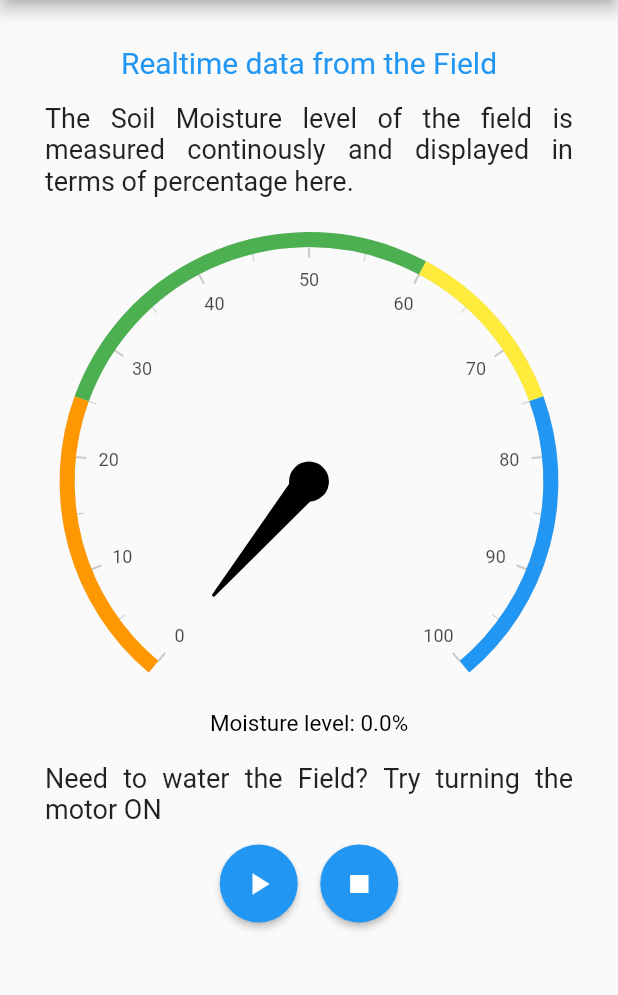
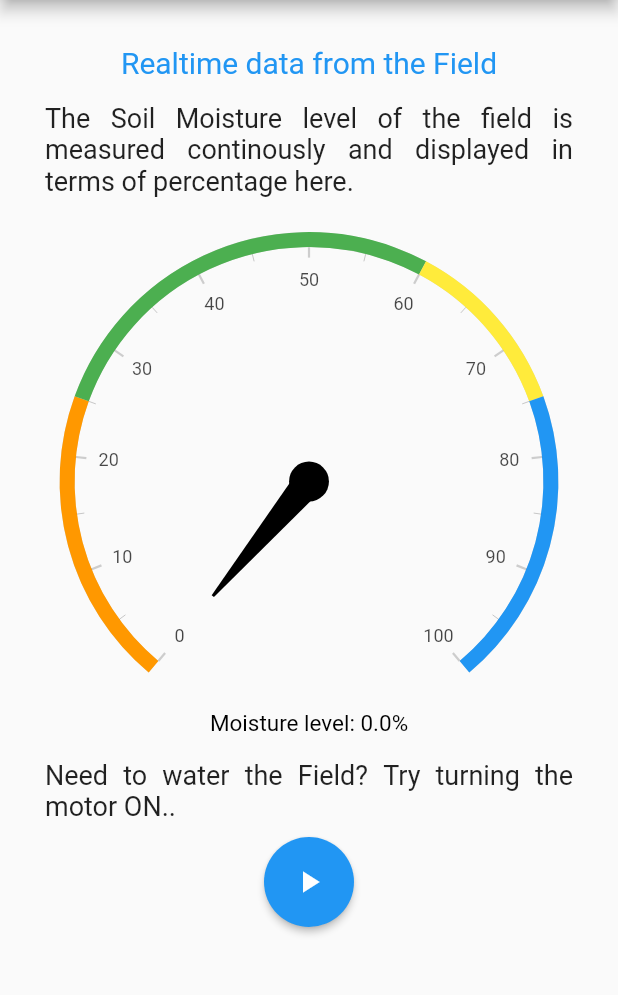
Before and after one commit to Maheash/SIMS, a Flutter app: the SoilMoisture screen opened directly, on a phone screen of 412 x 824 dp, the part 84-1079 px from its top. Run offline on Flutter 3.47's test engine with Material 2 defaults, Android fonts, the phone set to English and light mode, and no system bars; drawn by our look-alikes of syncfusion_flutter_gauges; our stand-ins replace cloud_firestore, firebase_auth, firebase_core, firebase_database, fluttertoast; accounts and stored records are empty.

Commit message:
added on/off toggle buttons

```diff
--- a/sims_app/lib/UI/screens/soil_moisture.dart
+++ b/sims_app/lib/UI/screens/soil_moisture.dart
@@ -24,6 +24,8 @@ class SoilMoisture extends StatefulWidget {
 }
 
 class _SoilMoistureState extends State<SoilMoisture> {
+  bool isOn = false;
+  late Function currentFunction;
   final GlobalKey<ScaffoldState> _scaffoldKey = GlobalKey<ScaffoldState>();
   bool loading = false;
   final auth = FirebaseAuth.instance;
@@ -48,27 +50,29 @@ class _SoilMoistureState extends State<SoilMoisture> {
   }
 
   void turnOnRelay() async {
-    // var url = Uri.parse('http://192.168.1.34:80/on');
-    // var response = await http.get(url);
-    // debugPrint('Response status: ${response.statusCode}');
-    // debugPrint('Response body: ${response.body}');
+    var url = Uri.parse('http://192.168.1.34:80/on');
+    var response = await http.get(url);
+    debugPrint('Response status: ${response.statusCode}');
+    debugPrint('Response body: ${response.body}');
 
     Utils().successMessage("Motor On");
   }
 
   void turnOffRelay() async {
-    // var url = Uri.parse('http://192.168.1.34:80/off');
-    // var response = await http.get(url as Uri);
-    // debugPrint('Response status: ${response.statusCode}');
-    // debugPrint('Response body: ${response.body}');
+    var url = Uri.parse('http://192.168.1.34:80/off');
+    var response = await http.get(url as Uri);
+    debugPrint('Response status: ${response.statusCode}');
+    debugPrint('Response body: ${response.body}');
     Utils().toastMessage("Motor Off");
   }
 
-  // void addData(){
-  //   FirebaseFirestore.instance
-  //       .collection(UserId)
-  //       .add({'Soil Moisture': soilMoisture, 'Timestamp': DateTime.now()});
-  // }
+  void toggleButton() {
+    setState(() {
+      isOn = !isOn;
+    });
+
+    isOn ? turnOnRelay() : turnOffRelay();
+  }
 
   @override
   Widget build(BuildContext context) {
@@ -188,39 +192,29 @@ class _SoilMoistureState extends State<SoilMoisture> {
                 }
               },
             )),
-            SizedBox(height: 12),
+            SizedBox(height: 10),
             Text(
-              "Need to water the Field? Try turning the motor ON",
+              "Need to water the Field? Try turning the motor ON..",
               textAlign: TextAlign.justify,
               style: TextStyle(fontSize: 18),
             ),
-            SizedBox(height: 13),
+            SizedBox(height: 10),
             Row(
               mainAxisAlignment: MainAxisAlignment.center,
               children: [
                 ElevatedButton(
                   onPressed: () {
-                    turnOnRelay();
+                    toggleButton();
                   },
-                  child: Icon(Icons.play_arrow),
+                  child: Icon(isOn
+                      ? Icons.stop
+                      : Icons.play_arrow_sharp),
                   style: ElevatedButton.styleFrom(
                     shape: CircleBorder(),
-                    padding: EdgeInsets.all(14),
+                    padding: EdgeInsets.all(18),
                     minimumSize: Size(10, 10),
                   ),
                 ),
-                SizedBox(width: 15),
-                ElevatedButton(
-                  onPressed: () {
-                    turnOffRelay();
-                  },
-                  child: Icon(Icons.stop),
-                  style: ElevatedButton.styleFrom(
-                    shape: CircleBorder(),
-                    padding: EdgeInsets.all(14),
-                    minimumSize: Size(10, 10),
-                  ),
-                )
               ],
             )
           ],
--- a/sims_app/lib/UI/screens/water_level.dart
+++ b/sims_app/lib/UI/screens/water_level.dart
@@ -190,7 +190,7 @@ class _WaterLevelState extends State<WaterLevel> {
               const SizedBox(
               height: 20,
             ),
-            Text("\t\t\tIn case of low level of water try to fill the tank asap.",
+            Text("\t\t\tTo avoid worst cases, make sure the tank is always available with enough water.",
             style: TextStyle(fontSize: 18),
             textAlign: TextAlign.justify)
             ],
--- a/sims_app/lib/UI/utils/navbar.dart
+++ b/sims_app/lib/UI/utils/navbar.dart
@@ -66,7 +66,7 @@ class _AppDrawerState extends State<AppDrawer> {
                 fit: BoxFit.cover,
               )),
             ),
-            decoration: BoxDecoration(color: Colors.deepPurple),
+            decoration: BoxDecoration(color: Colors.blue),
           ),
           ListTile(
             leading: Icon(Icons.home),
```
Also changed, not shown: sims_app/lib/UI/screens/home_screen.dart (+76 -11 lines).
